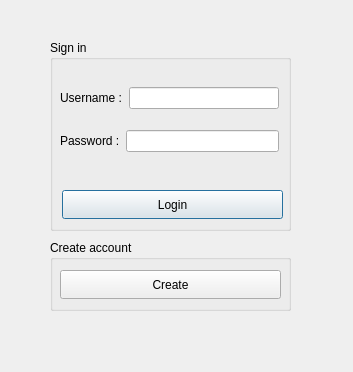
HenriSalard/QT_TP1, file login.ui: the form before one commit.
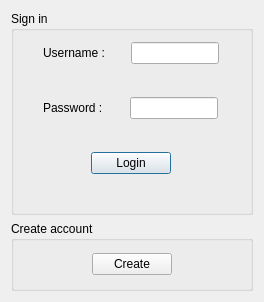
The form after the commit.

```diff
--- a/login.ui
+++ b/login.ui
@@ -6,34 +6,33 @@
    <rect>
     <x>0</x>
     <y>0</y>
-    <width>353</width>
-    <height>372</height>
+    <width>264</width>
+    <height>302</height>
    </rect>
   </property>
+  <property name="sizePolicy">
+   <sizepolicy hsizetype="Minimum" vsizetype="Preferred">
+    <horstretch>0</horstretch>
+    <verstretch>0</verstretch>
+   </sizepolicy>
+  </property>
   <property name="windowTitle">
    <string>Dialog</string>
   </property>
+  <layout class="QVBoxLayout" name="verticalLayout_4">
+   <item>
   <widget class="QGroupBox" name="groupBox">
-   <property name="geometry">
-    <rect>
-     <x>50</x>
-     <y>40</y>
-     <width>241</width>
-     <height>191</height>
-    </rect>
+     <property name="minimumSize">
+      <size>
+       <width>240</width>
+       <height>190</height>
+      </size>
    </property>
    <property name="title">
     <string>Sign in</string>
    </property>
-   <widget class="QWidget" name="verticalLayoutWidget">
-    <property name="geometry">
-     <rect>
-      <x>10</x>
-      <y>30</y>
-      <width>221</width>
-      <height>101</height>
-     </rect>
-    </property>
+     <layout class="QVBoxLayout" name="verticalLayout_2">
+      <item>
     <layout class="QVBoxLayout" name="verticalLayout">
      <property name="topMargin">
       <number>2</number>
@@ -52,6 +51,19 @@
        <property name="sizeConstraint">
         <enum>QLayout::SetDefaultConstraint</enum>
        </property>
+          <item>
+           <spacer name="horizontalSpacer_6">
+            <property name="orientation">
+             <enum>Qt::Horizontal</enum>
+            </property>
+            <property name="sizeHint" stdset="0">
+             <size>
+              <width>40</width>
+              <height>20</height>
+             </size>
+            </property>
+           </spacer>
+          </item>
        <item>
         <widget class="QLabel" name="label">
          <property name="text">
@@ -65,6 +77,19 @@
          </property>
         </widget>
        </item>
+          <item>
+           <spacer name="horizontalSpacer_7">
+            <property name="orientation">
+             <enum>Qt::Horizontal</enum>
+            </property>
+            <property name="sizeHint" stdset="0">
+             <size>
+              <width>40</width>
+              <height>20</height>
+             </size>
+            </property>
+           </spacer>
+          </item>
        <item>
         <widget class="QLineEdit" name="lineEdit_username">
          <property name="alignment">
@@ -72,10 +97,49 @@
          </property>
         </widget>
        </item>
-      </layout>
-     </item>
+          <item>
+           <spacer name="horizontalSpacer_8">
+            <property name="orientation">
+             <enum>Qt::Horizontal</enum>
+            </property>
+            <property name="sizeHint" stdset="0">
+             <size>
+              <width>40</width>
+              <height>20</height>
+             </size>
+            </property>
+           </spacer>
+          </item>
+         </layout>
+        </item>
+        <item>
+         <spacer name="verticalSpacer">
+          <property name="orientation">
+           <enum>Qt::Vertical</enum>
+          </property>
+          <property name="sizeHint" stdset="0">
+           <size>
+            <width>20</width>
+            <height>40</height>
+           </size>
+          </property>
+         </spacer>
+        </item>
      <item>
       <layout class="QHBoxLayout" name="horizontalLayout_2">
+          <item>
+           <spacer name="horizontalSpacer_3">
+            <property name="orientation">
+             <enum>Qt::Horizontal</enum>
+            </property>
+            <property name="sizeHint" stdset="0">
+             <size>
+              <width>40</width>
+              <height>20</height>
+             </size>
+            </property>
+           </spacer>
+          </item>
        <item>
         <widget class="QLabel" name="label_2">
          <property name="text">
@@ -86,6 +150,19 @@
          </property>
         </widget>
        </item>
+          <item>
+           <spacer name="horizontalSpacer_4">
+            <property name="orientation">
+             <enum>Qt::Horizontal</enum>
+            </property>
+            <property name="sizeHint" stdset="0">
+             <size>
+              <width>40</width>
+              <height>20</height>
+             </size>
+            </property>
+           </spacer>
+          </item>
        <item>
         <widget class="QLineEdit" name="lineEdit_password">
          <property name="enabled">
@@ -96,50 +173,108 @@
          </property>
         </widget>
        </item>
-      </layout>
-     </item>
-    </layout>
-   </widget>
+          <item>
+           <spacer name="horizontalSpacer_5">
+            <property name="orientation">
+             <enum>Qt::Horizontal</enum>
+            </property>
+            <property name="sizeHint" stdset="0">
+             <size>
+              <width>40</width>
+              <height>20</height>
+             </size>
+            </property>
+           </spacer>
+          </item>
+         </layout>
+        </item>
+        <item>
+         <spacer name="verticalSpacer_2">
+          <property name="orientation">
+           <enum>Qt::Vertical</enum>
+          </property>
+          <property name="sizeHint" stdset="0">
+           <size>
+            <width>20</width>
+            <height>40</height>
+           </size>
+          </property>
+         </spacer>
+        </item>
+        <item alignment="Qt::AlignHCenter">
    <widget class="QPushButton" name="loginButton">
-    <property name="geometry">
-     <rect>
-      <x>12</x>
-      <y>150</y>
-      <width>221</width>
-      <height>29</height>
-     </rect>
-    </property>
     <property name="text">
      <string>Login</string>
     </property>
    </widget>
-  </widget>
+        </item>
+        <item>
+         <spacer name="verticalSpacer_3">
+          <property name="orientation">
+           <enum>Qt::Vertical</enum>
+          </property>
+          <property name="sizeHint" stdset="0">
+           <size>
+            <width>20</width>
+            <height>40</height>
+           </size>
+          </property>
+         </spacer>
+        </item>
+       </layout>
+      </item>
+     </layout>
+    </widget>
+   </item>
+   <item>
   <widget class="QGroupBox" name="groupBox_2">
-   <property name="geometry">
-    <rect>
-     <x>50</x>
-     <y>240</y>
-     <width>241</width>
-     <height>71</height>
-    </rect>
+     <property name="minimumSize">
+      <size>
+       <width>240</width>
+       <height>70</height>
+      </size>
    </property>
    <property name="title">
     <string>Create account</string>
    </property>
+     <layout class="QHBoxLayout" name="horizontalLayout_3">
+      <item>
+       <spacer name="horizontalSpacer">
+        <property name="orientation">
+         <enum>Qt::Horizontal</enum>
+        </property>
+        <property name="sizeHint" stdset="0">
+         <size>
+          <width>40</width>
+          <height>20</height>
+         </size>
+        </property>
+       </spacer>
+      </item>
+      <item>
    <widget class="QPushButton" name="createButton">
-    <property name="geometry">
-     <rect>
-      <x>10</x>
-      <y>30</y>
-      <width>221</width>
-      <height>29</height>
-     </rect>
-    </property>
     <property name="text">
      <string>Create</string>
     </property>
    </widget>
-  </widget>
+      </item>
+      <item>
+       <spacer name="horizontalSpacer_2">
+        <property name="orientation">
+         <enum>Qt::Horizontal</enum>
+        </property>
+        <property name="sizeHint" stdset="0">
+         <size>
+          <width>40</width>
+          <height>20</height>
+         </size>
+        </property>
+       </spacer>
+      </item>
+     </layout>
+    </widget>
+   </item>
+  </layout>
  </widget>
  <resources/>
  <connections/>
```
Lines whose indentation alone changed are shown as unchanged.
